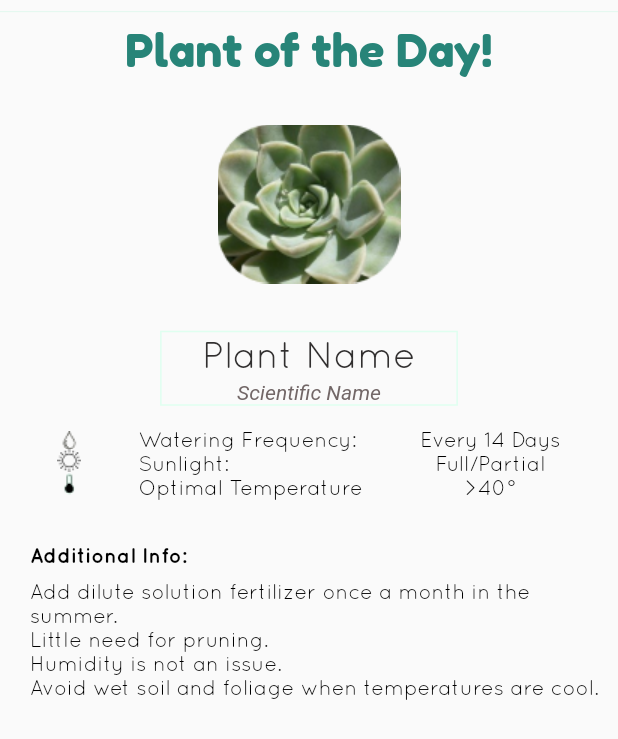
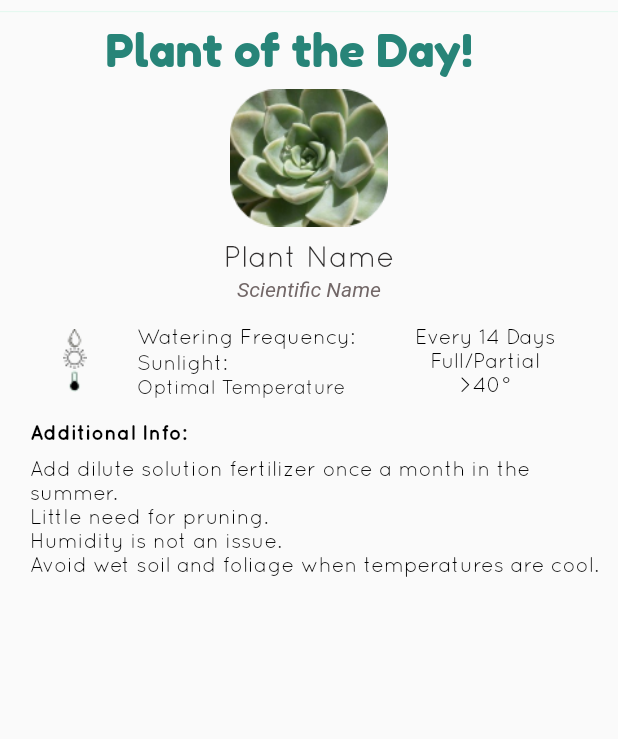
Before and after one commit to efollette/growio, a Flutter app: what plantOfTheDay() shows on an empty page, opened directly, on a phone screen of 412 x 824 dp. Shown: the top 739 px of the screen. Run offline on Flutter 3.47's test engine with Material 2 defaults, Android fonts, the phone set to English and light mode, and no system bars; drawn by our look-alikes of auto_size_text; our stand-ins replace image_picker; Roboto replaces fonts that are missing (ABeeZee Italic).

Commit message:
Attempted to fix the scaling issues

```diff
--- a/lib/ui/plantcyclopedia.dart
+++ b/lib/ui/plantcyclopedia.dart
@@ -2,6 +2,7 @@ import 'package:flutter/material.dart';
 import '../utils/users.dart' as users;
 import '../utils/routes.dart' as routes;
 import '../wdigets/plantOfTheDay.dart';
+import 'package:auto_size_text/auto_size_text.dart';
 
 class Plantcyclopedia extends StatefulWidget {
 
@@ -23,8 +24,8 @@ class _PlantcyclopediaState extends State<Plantcyclopedia> {
     return Container(
       color: Colors.white,
       alignment: Alignment.center,
-      width: MediaQuery.of(context).size.width - 50.0,
-      child: Text(
+      width: MediaQuery.of(context).size.width * (247/375),
+      child: AutoSizeText(
         "Plantcyclopedia",
         style: TextStyle(
           color: Color(0xFF8BE4BB),
@@ -32,6 +33,7 @@ class _PlantcyclopediaState extends State<Plantcyclopedia> {
           fontFamily: 'Quicksand',
           fontWeight: FontWeight.bold,
         ),
+        maxLines: 1,
       ),
     );
   }
@@ -68,11 +70,11 @@ class _PlantcyclopediaState extends State<Plantcyclopedia> {
           hintText: 'e.x. Daisy',
           hintStyle: TextStyle(fontFamily: 'Quicksand',
               fontSize: 15.0, height: 0),
-          labelText: 'Type the name of your plant here.',
           labelStyle: TextStyle(fontFamily: 'Quicksand',
-              fontWeight: FontWeight.bold, fontSize: 15.0,
+              fontWeight: FontWeight.bold, fontSize: 13.0,
               color: Color(0xFF8BE4BB)
           ),
+          labelText: 'Type the name of your plant here.',
         ),
         cursorColor: Colors.green,
       ),
@@ -87,7 +89,7 @@ class _PlantcyclopediaState extends State<Plantcyclopedia> {
         child: Container(
           padding: const EdgeInsets.only(top: 10.0),
           width: MediaQuery.of(context).size.width - 75.0,
-          height: MediaQuery.of(context).size.height * (462/812),
+          height: MediaQuery.of(context).size.height * (440/812),
           decoration: BoxDecoration(
             borderRadius: BorderRadius.circular(24.0),
             color: Color(0xFFDFFFF0),
--- a/lib/wdigets/plantOfTheDay.dart
+++ b/lib/wdigets/plantOfTheDay.dart
@@ -1,19 +1,11 @@
 import 'package:flutter/material.dart';
+import 'package:auto_size_text/auto_size_text.dart';
 
-// Plant of the Day! title
-Row _title = Row(
-  mainAxisAlignment: MainAxisAlignment.center,
-  children: <Widget>[
-    Text(
-      "Plant of the Day!",
-      style: TextStyle(
-          fontFamily: 'Fredoka One Regular',
-          fontSize: 30.0,
-          color: Color(0xFF278478)
-      ),
-    ),
-  ],
-);
+// Group to scale size of text for water, sun and temp
+var _group = AutoSizeGroup();
+
+// Group to scale size of text for additional info
+var _group2 = AutoSizeGroup();
 
 Column plantOfTheDay(BuildContext context) {
   return Column(
@@ -23,67 +15,71 @@ Column plantOfTheDay(BuildContext context) {
         color: Color(0xFFE2F8EE),
       ),
       // Plant Of The Day Title Text
-      _title,
-      // Plant Tile
+      Container(
+        //alignment: Alignment.center,
+        width: MediaQuery.of(context).size.width * (247/375),
+        child: AutoSizeText(
+          "Plant of the Day!",
+          style: TextStyle(
+            fontFamily: 'Fredoka One Regular',
+            fontSize: 30.0,
+            color: Color(0xFF278478)
+          ),
+          maxLines: 1,
+        ),
+      ),
       Column(
         children: <Widget>[
-          Padding(padding: const EdgeInsets.all(7.25)),
           // Plant Image
           Container(
-            height: 140.0,
-            width: 140.0,
+            height: MediaQuery.of(context).size.height * (106/812),
+            width:  MediaQuery.of(context).size.width * (122/375),
             // Picture of plant
             child: IconButton(
               icon: Image.asset("Assets/TestSucculent.png"),
               onPressed: () => debugPrint("Go to plant"),
             ),
           ),
-          Padding(padding: const EdgeInsets.all(7.25)),
-          // Plant Info: Name, Scientific name, etc.
+          // Plant Info: Name, Scientific name
           Container(
-            width: MediaQuery.of(context).size.width - 213.5,
-            decoration: BoxDecoration(
-              border: Border.all(color: Color(0xFFDFFFF0)),
-            ),
             child: Column(
               children: <Widget>[
-                SizedBox(
-                  width: double.infinity,
-                  child: Container(
-                    decoration: BoxDecoration(
-                      borderRadius: BorderRadius.circular(15.0),
-                    ),
+                Container(
+                  width: MediaQuery.of(context).size.width * (104/375),
                   alignment: Alignment.center,
-                    child: Text(
+                  child: AutoSizeText(
                     "Plant Name",
                     style: TextStyle(
                       fontSize: 25.0,
                       fontFamily: 'Quicksand',
                       color: Color(0xFF312F2F),
                     ),
-                    ),
+                    maxLines: 1,
                   ),
                   ),
                 Padding(padding: const EdgeInsets.all(1.5)),
-                SizedBox(
-                  width: double.infinity,
-                  child: Container(
+                Container(
+                  width: MediaQuery.of(context).size.width * (92/375),
                   alignment: Alignment.center,
-                    child: Text(
+                  child: AutoSizeText(
                     "Scientific Name",
                     style: TextStyle(
+                      fontSize: 18.0,
                       fontStyle: FontStyle.italic,
                       fontFamily: 'ABeeZee Italic',
                       color: Color(0xFF726767)
                     ),
-                    ),
+                    maxLines: 1,
+                    minFontSize: 5.0,
                   ),
                 ),
               ],
             )
           ),
           Padding(padding: const EdgeInsets.all(7.25)),
+          // Additional plant info: water, sunlight
           Container(
+            padding: const EdgeInsets.symmetric(horizontal: 8.0),
             child: Row(
               mainAxisAlignment: MainAxisAlignment.spaceEvenly,
               children: <Widget>[
@@ -104,28 +100,41 @@ Column plantOfTheDay(BuildContext context) {
                   crossAxisAlignment: CrossAxisAlignment.start,
                   children: <Widget>[
                     Container(
-                      child: Text("Watering Frequency: ",
+                      width: MediaQuery.of(context).size.width * (138/375),
+                      child: AutoSizeText("Watering Frequency: ",
+                        group: _group,
+                        maxLines: 1,
                         style: TextStyle(
                           fontFamily: 'Quicksand',
                           color: Colors.black,
+                          height: 1.2
                           //height: 1.2,
                         ),
                       ),
                     ),
                     Container(
-                      child: Text("Sunlight: ",
+                      width: MediaQuery.of(context).size.width * (69/375),
+                      child: AutoSizeText("Sunlight: ",
+                        group: _group,
+                        maxLines: 1,
                         style: TextStyle(
                           fontFamily: 'Quicksand',
                           color: Colors.black,
+                          height: 1.2
                           //height: 1.2,
                         ),
                       ),
                     ),
                     Container(
-                      child: Text("Optimal Temperature",
+                      width: MediaQuery.of(context).size.width * (135/375),
+                      child: AutoSizeText("Optimal Temperature",
+                        maxLines: 1,
+                        minFontSize: 5.0,
+                        group: _group,
                         style: TextStyle(
                           fontFamily: 'Quicksand',
                           color: Colors.black,
+                          height: 1.2
                           //height: 1.2,
                         ),
                       ),
@@ -135,7 +144,10 @@ Column plantOfTheDay(BuildContext context) {
                 Column(
                   children: <Widget>[
                     Container(
-                      child: Text("Every 14 Days",
+                      child: AutoSizeText("Every 14 Days",
+                        maxLines: 1,
+                        minFontSize: 5.0,
+                        group: _group,
                         style: TextStyle(
                           fontFamily: 'Quicksand',
                           color: Colors.black,
@@ -143,7 +155,10 @@ Column plantOfTheDay(BuildContext context) {
                       ),
                     ),
                     Container(
-                      child: Text("Full/Partial",
+                      child: AutoSizeText("Full/Partial",
+                        maxLines: 1,
+                        minFontSize: 5.0,
+                        group: _group,
                         style: TextStyle(
                           fontFamily: 'Quicksand',
                           color: Colors.black,
@@ -151,7 +166,10 @@ Column plantOfTheDay(BuildContext context) {
                       ),
                     ),
                     Container(
-                      child: Text(">40°",
+                      child: AutoSizeText(">40°",
+                        maxLines: 1,
+                        minFontSize: 5.0,
+                        group: _group,
                         style: TextStyle(
                           fontFamily: 'Quicksand',
                           color: Colors.black,
@@ -162,22 +180,20 @@ Column plantOfTheDay(BuildContext context) {
                 ),
               ],
             ),
-          ),
+          ), // Container to close row
           Padding(padding: const EdgeInsets.all(7.25)),
           // More info about the plant of the day
-        ],
-      ),
-      Padding(padding: const EdgeInsets.all(7.25)),
-      // Additional Info
           Container(
             child: Column(
               crossAxisAlignment: CrossAxisAlignment.start,
-
               children: <Widget>[
                 Padding(
                   padding: const EdgeInsets.only(left: 20.0),
-              child: Text("Additional Info:",
+                  child: AutoSizeText("Additional Info:",
                     textAlign: TextAlign.start,
+                    minFontSize: 5.0,
+                    maxLines: 1,
+                    group: _group2,
                     style: TextStyle(
                       fontFamily: 'Quicksand',
                       fontWeight: FontWeight.bold,
@@ -188,10 +204,13 @@ Column plantOfTheDay(BuildContext context) {
                 Padding(padding: const EdgeInsets.all(4.25)),
                 Padding(
                   padding: const EdgeInsets.only(left: 20.0),
-              child: Text("Add dilute solution fertilizer once a month in the summer. \n"
+                  child: AutoSizeText("Add dilute solution fertilizer once a month in the summer. \n"
                       "Little need for pruning. \n"
                       "Humidity is not an issue. \n"
                       "Avoid wet soil and foliage when temperatures are cool.",
+                    minFontSize: 5.0,
+                    maxLines: 6,
+                    group: _group2,
                     textAlign: TextAlign.start,
                     style: TextStyle(
                       fontFamily: 'Quicksand',
@@ -199,10 +218,12 @@ Column plantOfTheDay(BuildContext context) {
                     ),
                   ),
                 ),
-            Padding(padding: const EdgeInsets.all(7.25)),
+                //Padding(padding: const EdgeInsets.all(7.25))
               ],
             ),
-      ),
+          )
+        ]
+      )
     ],
   );
 }
--- a/pubspec.yaml
+++ b/pubspec.yaml
@@ -18,6 +18,7 @@ dependencies:
     sdk: flutter
 
   flutter_launcher_icons: "^0.6.1"
+  auto_size_text: "^1.1.2"
   image_picker:
 
 flutter_icons:
```
Also changed, not shown: pubspec.lock. Lines whose indentation alone changed are shown as unchanged.
